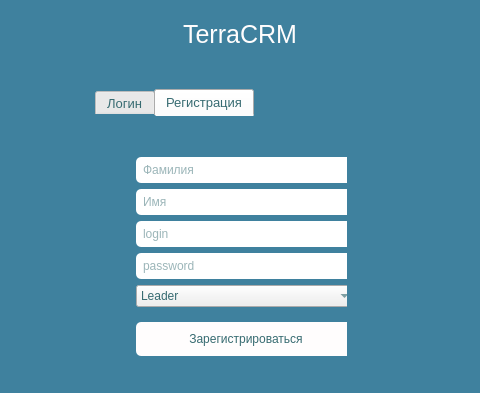
Barnaga/TerraCRM, file LoginWindow.ui: the form before one commit; both pictures show x 241 to 721 and y 225 to 618 of the 962 by 618 pixel window.
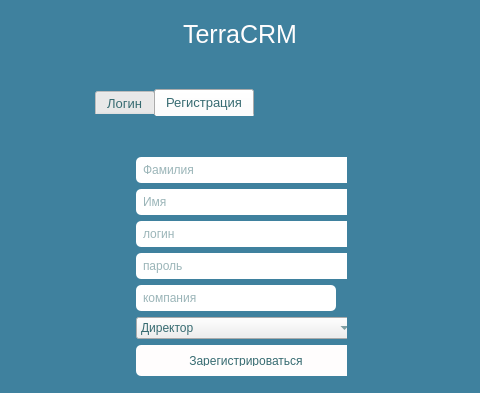
The form after the commit. The open tabs and pages were chosen to show the change.

Diff of the .ui file:
```diff
--- a/LoginWindow.ui
+++ b/LoginWindow.ui
@@ -329,7 +329,7 @@
             <x>35</x>
             <y>30</y>
             <width>222</width>
-            <height>221</height>
+            <height>241</height>
            </rect>
           </property>
           <layout class="QVBoxLayout" name="verticalLayout_2">
@@ -398,7 +398,7 @@
               </size>
              </property>
              <property name="placeholderText">
-              <string>login</string>
+              <string>логин</string>
              </property>
             </widget>
            </item>
@@ -417,12 +417,19 @@
               </size>
              </property>
              <property name="placeholderText">
-              <string>password</string>
+              <string>пароль</string>
              </property>
             </widget>
            </item>
            <item>
-            <widget class="QComboBox" name="comboBox">
+            <widget class="QLineEdit" name="companyEdit">
+             <property name="placeholderText">
+              <string>компания</string>
+             </property>
+            </widget>
+           </item>
+           <item>
+            <widget class="QComboBox" name="roleBox">
              <property name="sizePolicy">
               <sizepolicy hsizetype="Minimum" vsizetype="Fixed">
                <horstretch>0</horstretch>
@@ -437,7 +444,7 @@
              </property>
              <item>
               <property name="text">
-               <string>Leader</string>
+               <string>Директор</string>
               </property>
              </item>
              <item>
```
Left out of the diff: 24 changed lines with no effect on the pictures.
